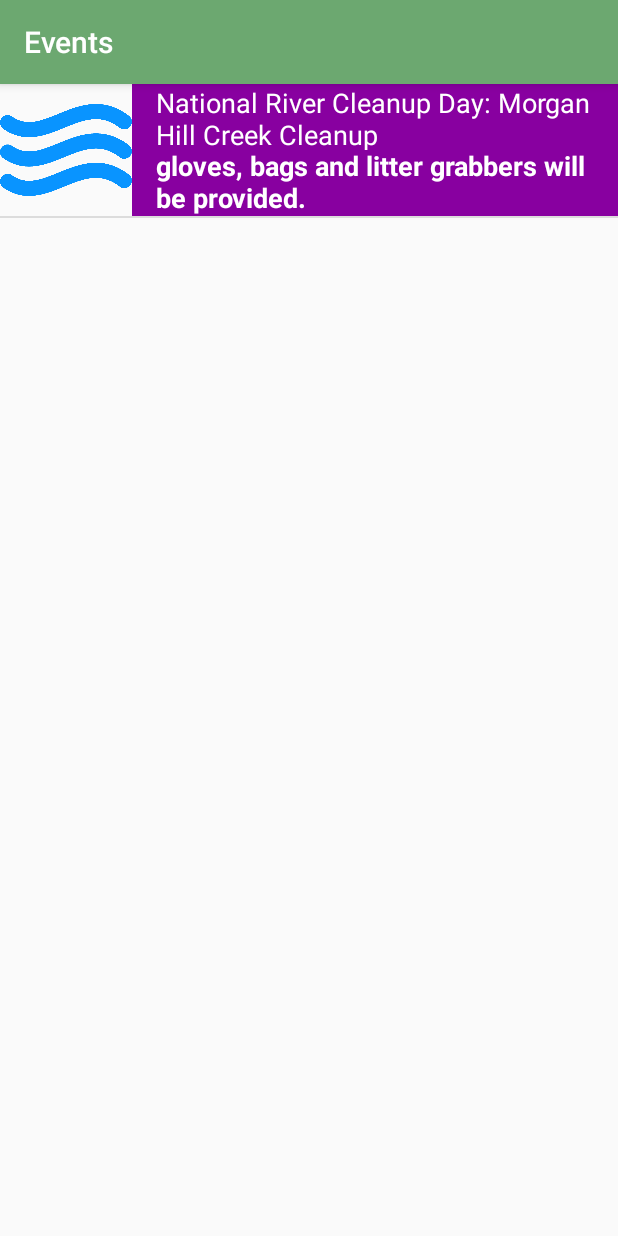
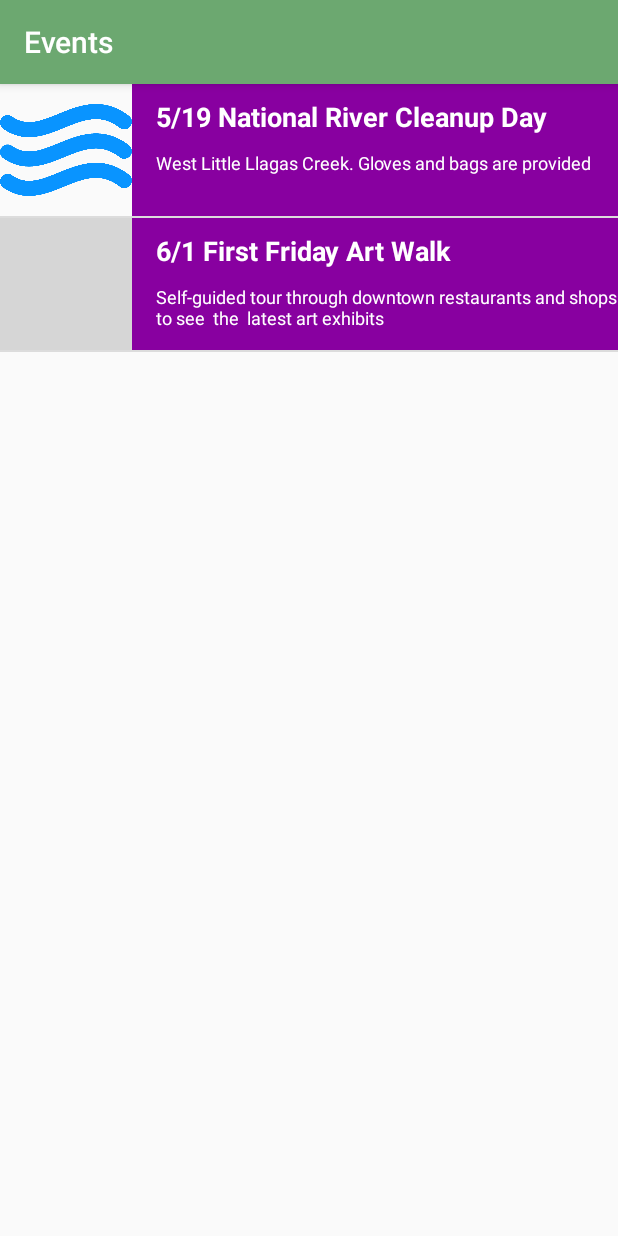
Before and after one commit to s-cayne/TourGuideApp, an Android app: the EventsActivity screen opened directly, with no data from a screen before it, on a phone screen of 412 x 824 dp. Run offline under Robolectric (Android 15) with nearby library versions, the phone set to English and light mode, and no system bars; grey boxes are pictures that could not be loaded.

Commit message:
redone images

```diff
--- a/app/src/main/java/com/example/sca25/tourguideapp/EventsActivity.java
+++ b/app/src/main/java/com/example/sca25/tourguideapp/EventsActivity.java
@@ -20,7 +20,8 @@ public class EventsActivity extends AppCompatActivity{
 
         final ArrayList<Word> words = new ArrayList<Word>();
 
-        words.add(new Word("National River Cleanup Day: Morgan Hill Creek Cleanup", "This is a wonderful opportunity for individuals, families and groups to enhance the health of West Little Llagas Creek and its wildlife. We will concentrate on picking up litter from Edes Court north to Spring Avenue and south to Edmundson Avenue- gloves, bags and litter grabbers will be provided.", R.drawable.river));
+        words.add(new Word("5/19 National River Cleanup Day", "West Little Llagas Creek. Gloves and bags are provided", R.drawable.river));
+        words.add(new Word("6/1 First Friday Art Walk", "Self-guided tour through downtown restaurants and shops to see  the  latest art exhibits", R.drawable.art));
 
         WordAdapter adapter = new WordAdapter(this, words, R.color.category_colors);
 
--- a/app/src/main/res/layout/list_item.xml
+++ b/app/src/main/res/layout/list_item.xml
@@ -33,7 +33,8 @@
             android:layout_width="match_parent"
             android:layout_height="0dp"
             android:layout_weight="1"
-            android:gravity="top"
+            android:textStyle="bold"
+            android:gravity="center_vertical"
             android:textAppearance="?android:textAppearanceMedium"
             android:textColor="@android:color/white" />
 
@@ -42,8 +43,8 @@
             android:layout_width="match_parent"
             android:layout_height="0dp"
             android:layout_weight="1"
-            android:gravity="bottom"
-            android:textStyle="bold"
+            android:textSize="12dp"
+            android:gravity="top"
             android:textAppearance="?android:textAppearanceMedium"
             android:textColor="@android:color/white" />
 
```
